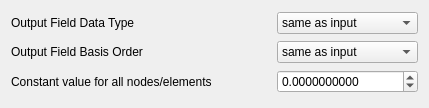
Qt form src/Interface/Modules/Fields/SetFieldDataToConstantValue.ui (SCIInstitute/SCIRun) before a commit.
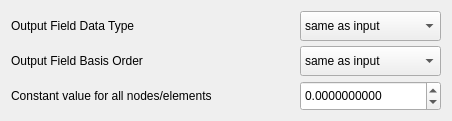
The same form after that commit.

Patch:
```diff
--- a/src/Interface/Modules/Fields/SetFieldDataToConstantValue.ui
+++ b/src/Interface/Modules/Fields/SetFieldDataToConstantValue.ui
@@ -6,8 +6,8 @@
    <rect>
     <x>0</x>
     <y>0</y>
-    <width>429</width>
-    <height>108</height>
+    <width>452</width>
+    <height>121</height>
    </rect>
   </property>
   <property name="sizePolicy">
@@ -18,8 +18,8 @@
   </property>
   <property name="minimumSize">
    <size>
-    <width>429</width>
-    <height>108</height>
+    <width>452</width>
+    <height>121</height>
    </size>
   </property>
   <property name="windowTitle">
@@ -35,6 +35,12 @@
    </item>
    <item row="0" column="2">
     <widget class="QComboBox" name="fieldDataTypeComboBox_">
+     <property name="minimumSize">
+      <size>
+       <width>0</width>
+       <height>30</height>
+      </size>
+     </property>
      <item>
       <property name="text">
        <string>same as input</string>
@@ -96,6 +102,12 @@
    </item>
    <item row="1" column="2">
     <widget class="QComboBox" name="basisOrderComboBox_">
+     <property name="minimumSize">
+      <size>
+       <width>0</width>
+       <height>30</height>
+      </size>
+     </property>
      <item>
       <property name="text">
        <string>same as input</string>
@@ -132,6 +144,12 @@
    </item>
    <item row="2" column="2">
     <widget class="QDoubleSpinBox" name="valueSpinBox_">
+     <property name="minimumSize">
+      <size>
+       <width>0</width>
+       <height>30</height>
+      </size>
+     </property>
      <property name="decimals">
       <number>10</number>
      </property>
```
